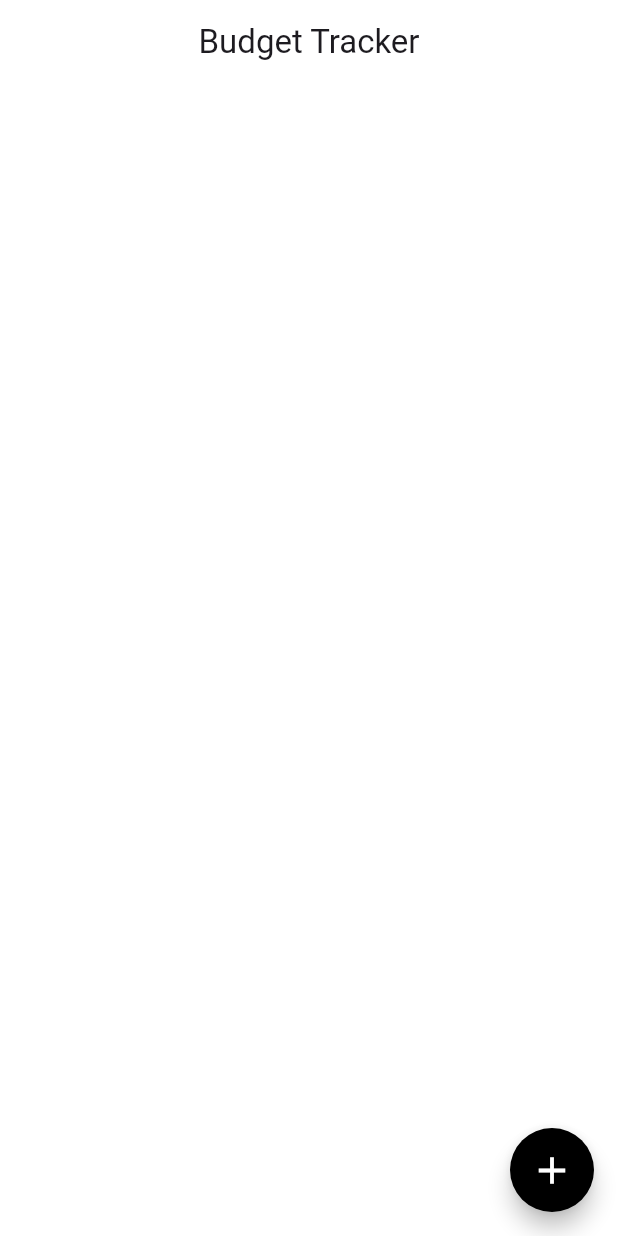
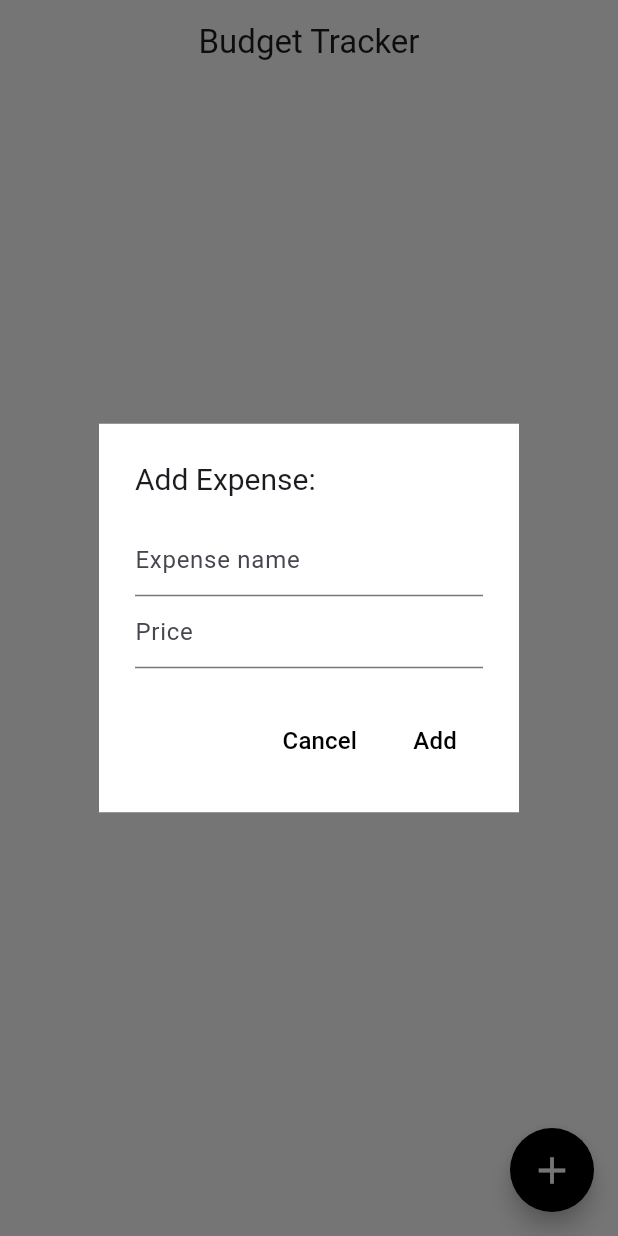
Before and after one commit to abdymazhittoretay/expense_tracker, a Flutter app: the screen it shows after launch, after a tap on the "add" icon, on a phone screen of 412 x 824 dp. Run offline on Flutter 3.47's test engine with Material 3 defaults, Android fonts, the phone set to English and light mode, and no system bars.

Commit message:
added showDialog in floatingActionButton in h_p

```diff
--- a/lib/main.dart
+++ b/lib/main.dart
@@ -12,6 +12,13 @@ class MyApp extends StatelessWidget {
   Widget build(BuildContext context) {
     return MaterialApp(
       debugShowCheckedModeBanner: false,
+      theme: ThemeData(
+        textSelectionTheme: TextSelectionThemeData(
+          cursorColor: Colors.blue,
+          selectionColor: Colors.blue[100],
+          selectionHandleColor: Colors.blue,
+        ),
+      ),
       home: HomePage(),
     );
   }
--- a/lib/pages/home_page.dart
+++ b/lib/pages/home_page.dart
@@ -10,6 +10,9 @@ class HomePage extends StatefulWidget {
 
 class _HomePageState extends State<HomePage> {
   final List<ExpenseModel> expenses = [];
+
+  final TextEditingController _nameController = TextEditingController();
+  final TextEditingController _priceController = TextEditingController();
   @override
   Widget build(BuildContext context) {
     return Scaffold(
@@ -23,15 +26,90 @@ class _HomePageState extends State<HomePage> {
         itemCount: expenses.length,
         itemBuilder: (context, index) {
           final ExpenseModel expense = expenses[index];
-          return ListTile(
-            title: Text(expense.name),
-          );
+          return ListTile();
         },
       ),
       floatingActionButton: FloatingActionButton(
         backgroundColor: Colors.black,
         shape: CircleBorder(),
-        onPressed: () {},
+        onPressed: () {
+          showDialog(
+            barrierDismissible: false,
+            context: context,
+            builder: (context) => AlertDialog(
+              backgroundColor: Colors.white,
+              shape: LinearBorder(),
+              title: Text(
+                'Add Expense:',
+                style: TextStyle(fontSize: 20.0),
+              ),
+              content: Column(
+                mainAxisSize: MainAxisSize.min,
+                children: [
+                  TextField(
+                    controller: _nameController,
+                    decoration: InputDecoration(
+                        hintText: "Expense name",
+                        border: UnderlineInputBorder(
+                            borderSide: BorderSide(color: Colors.black)),
+                        focusedBorder: UnderlineInputBorder(
+                            borderSide: BorderSide(color: Colors.black))),
+                  ),
+                  TextField(
+                    controller: _priceController,
+                    decoration: InputDecoration(
+                        hintText: "Price",
+                        border: UnderlineInputBorder(
+                            borderSide: BorderSide(color: Colors.black)),
+                        focusedBorder: UnderlineInputBorder(
+                            borderSide: BorderSide(color: Colors.black))),
+                  ),
+                ],
+              ),
+              actions: [
+                TextButton(
+                  child: Text(
+                    'Cancel',
+                    style: TextStyle(
+                      color: Colors.black,
+                      fontSize: 16.0,
+                    ),
+                  ),
+                  onPressed: () {
+                    _nameController.clear();
+                    _priceController.clear();
+                    setState(() {});
+                    Navigator.of(context).pop();
+                  },
+                ),
+                TextButton(
+                  child: Text(
+                    'Add',
+                    style: TextStyle(
+                      color: Colors.black,
+                      fontSize: 16.0,
+                    ),
+                  ),
+                  onPressed: () {
+                    if (_nameController.text.isNotEmpty &&
+                        _priceController.text.isNotEmpty &&
+                        double.tryParse(_priceController.text) != null) {
+                      expenses.add(ExpenseModel(
+                          name: _nameController.text,
+                          price: double.tryParse(_priceController.text) ?? 0.0,
+                          category: "Other",
+                          date: DateTime.now()));
+                    }
+                    _nameController.clear();
+                    _priceController.clear();
+                    setState(() {});
+                    Navigator.of(context).pop();
+                  },
+                ),
+              ],
+            ),
+          );
+        },
         child: Icon(
           Icons.add,
           color: Colors.white,
```
